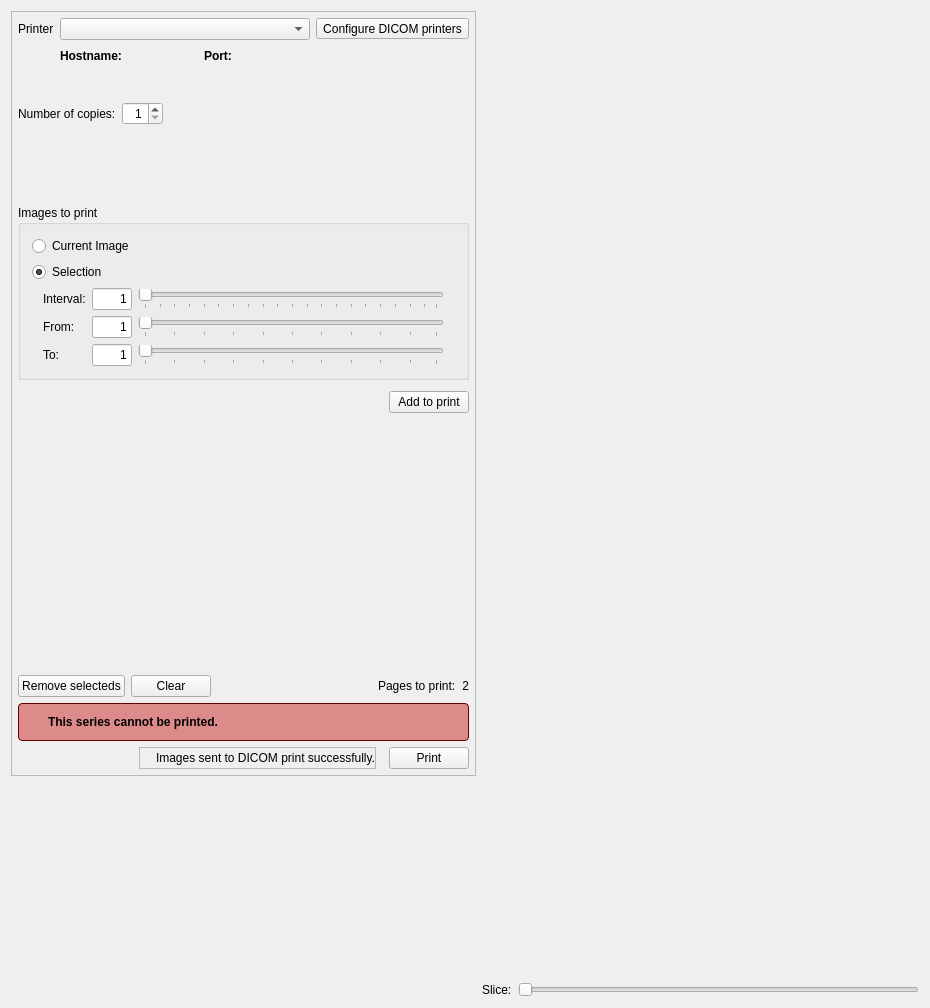
Qt form starviewer/src/extensions/main/dicomprint/qdicomprintextensionbase.ui (starviewer-medical/starviewer) before a commit.
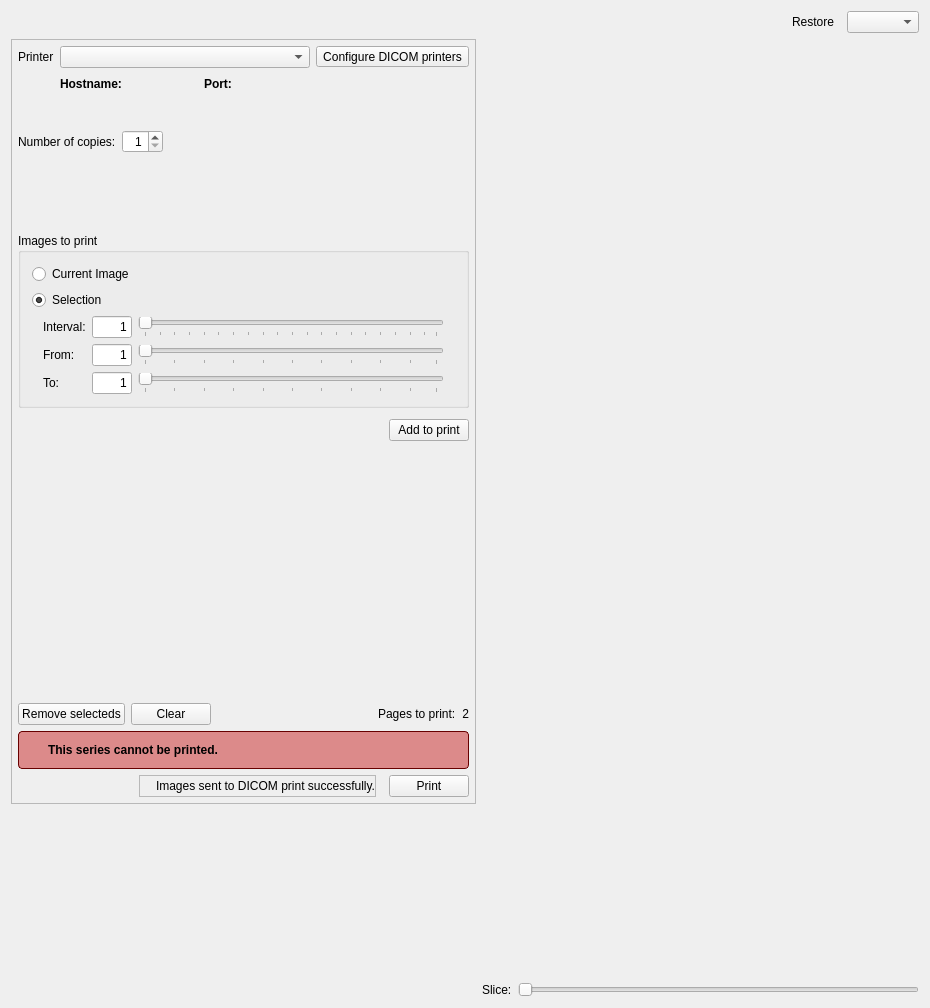
The same form after that commit. Icons and pictures are not drawn. Custom widgets are drawn as their Qt base class.

Commit message: ENH: S'afegeix toolBar a DICOMPrint amb el botó de restore i el combobox per escollir el Window level.

Patch:
```diff
--- a/starviewer/src/extensions/main/dicomprint/qdicomprintextensionbase.ui
+++ b/starviewer/src/extensions/main/dicomprint/qdicomprintextensionbase.ui
@@ -22,8 +22,57 @@
     <height>16</height>
    </size>
   </property>
-  <layout class="QHBoxLayout" name="horizontalLayout_3">
-   <item>
+  <layout class="QGridLayout" name="gridLayout_2">
+   <item row="0" column="0" colspan="2">
+    <layout class="QHBoxLayout" name="horizontalLayout_3">
+     <item>
+      <spacer name="horizontalSpacer_4">
+       <property name="orientation">
+        <enum>Qt::Horizontal</enum>
+       </property>
+       <property name="sizeHint" stdset="0">
+        <size>
+         <width>40</width>
+         <height>20</height>
+        </size>
+       </property>
+      </spacer>
+     </item>
+     <item>
+      <widget class="QToolButton" name="m_restoreToolButton">
+       <property name="text">
+        <string>Restore</string>
+       </property>
+       <property name="iconSize">
+        <size>
+         <width>32</width>
+         <height>32</height>
+        </size>
+       </property>
+       <property name="toolButtonStyle">
+        <enum>Qt::ToolButtonIconOnly</enum>
+       </property>
+       <property name="autoRaise">
+        <bool>true</bool>
+       </property>
+      </widget>
+     </item>
+     <item>
+      <widget class="udg::QWindowLevelComboBox" name="m_windowLevelComboBox">
+       <property name="sizePolicy">
+        <sizepolicy hsizetype="Minimum" vsizetype="Fixed">
+         <horstretch>0</horstretch>
+         <verstretch>0</verstretch>
+        </sizepolicy>
+       </property>
+       <property name="sizeAdjustPolicy">
+        <enum>QComboBox::AdjustToContents</enum>
+       </property>
+      </widget>
+     </item>
+    </layout>
+   </item>
+   <item row="1" column="0">
     <layout class="QVBoxLayout" name="verticalLayout_2">
      <item>
       <widget class="QFrame" name="frame">
@@ -757,7 +806,7 @@
      </item>
     </layout>
    </item>
-   <item>
+   <item row="1" column="1">
     <layout class="QVBoxLayout" name="verticalLayout_4">
      <item>
       <widget class="udg::Q2DViewer" name="m_2DView" native="true">
@@ -814,6 +863,11 @@
    <extends>QWidget</extends>
    <header>qthumbnailspreviewwidget.h</header>
   </customwidget>
+  <customwidget>
+   <class>udg::QWindowLevelComboBox</class>
+   <extends>QComboBox</extends>
+   <header>qwindowlevelcombobox.h</header>
+  </customwidget>
  </customwidgets>
  <resources>
   <include location="../../../main/main.qrc"/>
```
The commit also changes 1 other file.
